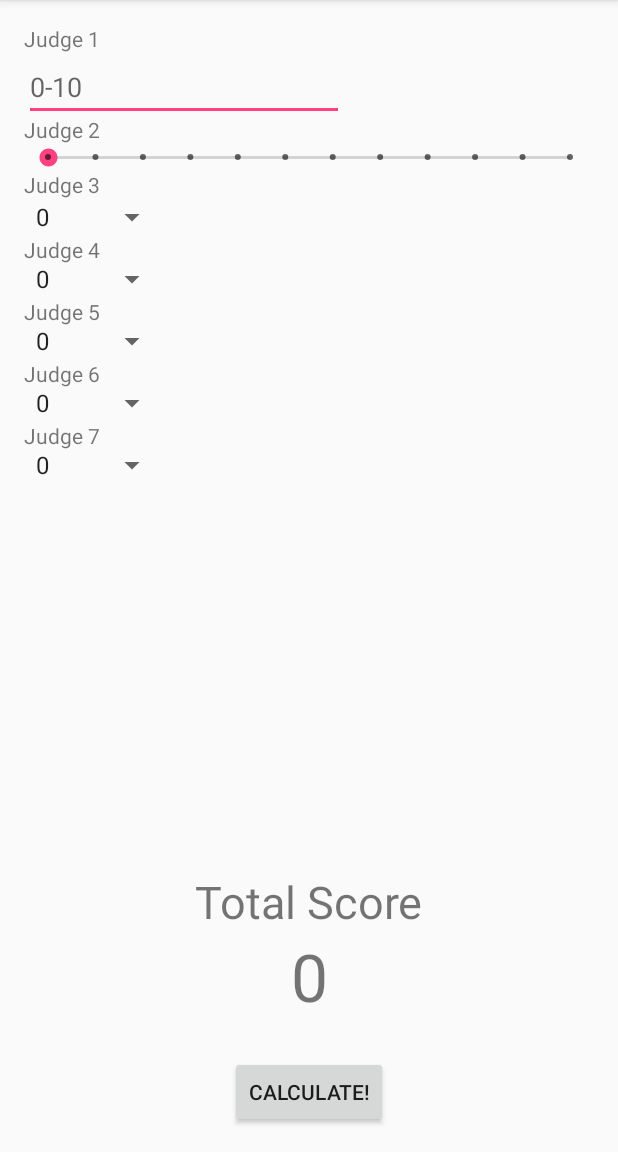
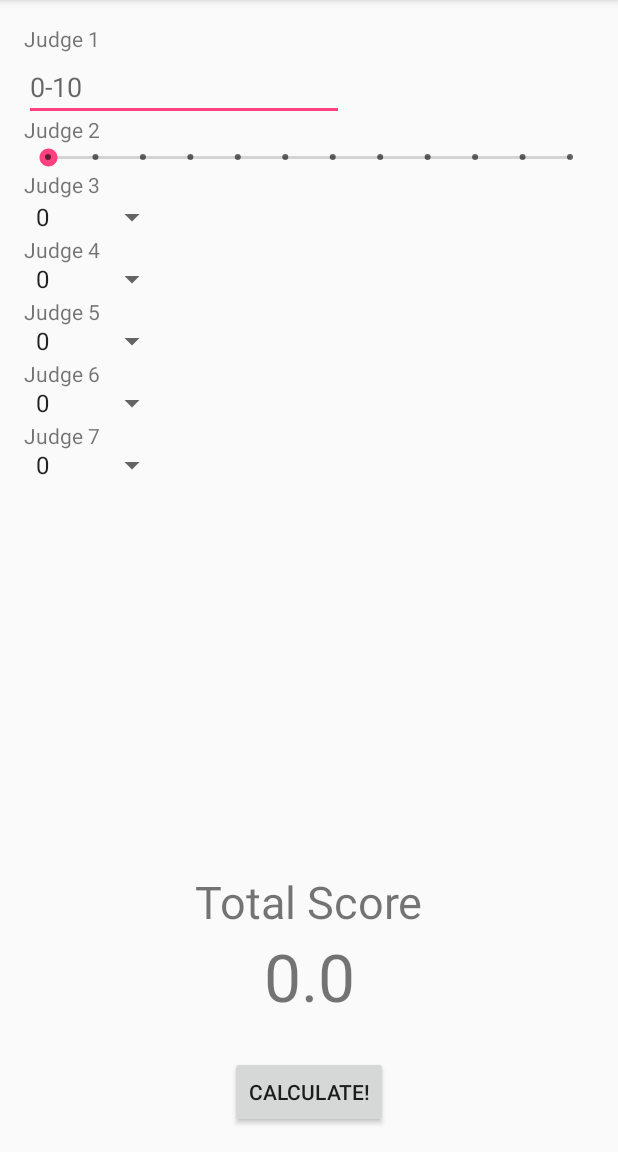
Before and after one commit to chetankhaik7527/CSC309, an Android app: the screen it shows after launch (MainActivity), after a tap on "CALCULATE!", on a phone screen of 412 x 824 dp, the part 84-1236 px from its top. Run offline under Robolectric (Android 15) with nearby library versions, the phone set to English and light mode, and no system bars.

Commit message:
[A2] Format total score to tenth dec and comment

```diff
--- a/Assignment2/app/src/main/java/edu/eku/mrawlings/assignment2/MainActivity.java
+++ b/Assignment2/app/src/main/java/edu/eku/mrawlings/assignment2/MainActivity.java
@@ -76,19 +76,28 @@ public class MainActivity extends AppCompatActivity
 
 
                     // Total Score
-                    int total_score = 0;
+                    float total_score = 0;
+
+                    // Arrange score in ascending order and remove the last array
                     bubbleSort(judgeScores);
                     judgeScores = Arrays.copyOf(judgeScores, judgeScores.length - 1);
+
+                    // Arrange score in descending order and remove the last array
                     reverseBubbleSort(judgeScores);
                     judgeScores = Arrays.copyOf(judgeScores, judgeScores.length - 1);
 
+                    // Add the remaining scores and average it
                     for (int i : judgeScores)
                         total_score += i;
                     total_score /= judgeScores.length;
+
+                    // Display the score in decimal format to tenth place
                     TextView tv_totalscore = (TextView)findViewById(R.id.total_score);
-                    tv_totalscore.setText("" + total_score);
+                    tv_totalscore.setText(String.format("%.1f", total_score));
                 }
 
+                // Sort in ascending order
+                // Ex: 0, 5, 6, 9, 10
                 private void bubbleSort(int[] input)
                 {
                     int length = input.length;
@@ -107,6 +116,8 @@ public class MainActivity extends AppCompatActivity
                     }
                 }
 
+                // Sort in descending order
+                // Ex: 19, 10, 4, 3, 2, 2
                 private void reverseBubbleSort(int[] input)
                 {
                     int length = input.length;
```
